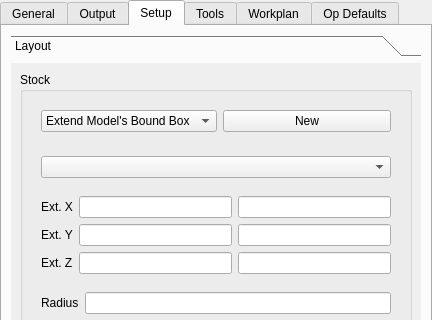
Old version of the form src/Mod/Path/Gui/Resources/panels/PathEdit.ui in the repository berndhahnebach/All_FreeCAD; both pictures show x 0 to 432 and y 0 to 320 of the 432 by 673 pixel window.
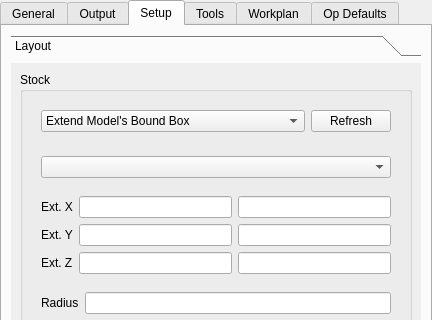
New version of the form. The open tabs and pages were chosen to show the change. Icons and pictures are not drawn. Custom widgets are drawn as their Qt base class.

What changed in the file:
```diff
--- a/src/Mod/Path/Gui/Resources/panels/PathEdit.ui
+++ b/src/Mod/Path/Gui/Resources/panels/PathEdit.ui
@@ -189,7 +189,7 @@
         <rect>
          <x>0</x>
          <y>0</y>
-         <width>414</width>
+         <width>418</width>
          <height>762</height>
         </rect>
        </property>
@@ -211,6 +211,12 @@
              <layout class="QHBoxLayout" name="horizontalLayout_5">
               <item>
                <widget class="QComboBox" name="stock">
+                <property name="sizePolicy">
+                 <sizepolicy hsizetype="MinimumExpanding" vsizetype="Fixed">
+                  <horstretch>0</horstretch>
+                  <verstretch>0</verstretch>
+                 </sizepolicy>
+                </property>
                 <property name="currentIndex">
                  <number>2</number>
                 </property>
@@ -239,7 +245,7 @@
               <item>
                <widget class="QPushButton" name="updateStock">
                 <property name="text">
-                 <string>New</string>
+                 <string>Refresh</string>
                 </property>
                </widget>
               </item>
```
Left out of the diff: 12 changed lines with no effect on the pictures.
